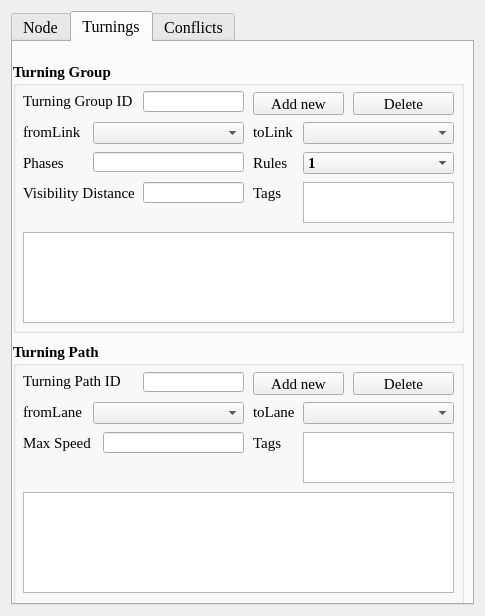
Qt form ui_multinode.ui (chaitanyamalaviya/Trafficera) before a commit.
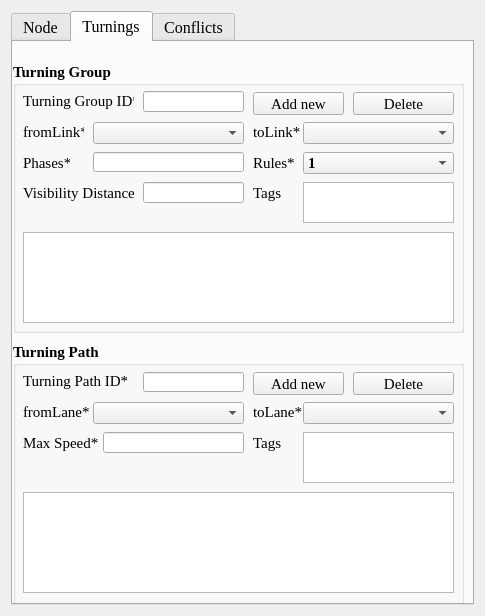
The same form after that commit. The open tabs and pages were chosen to show the change.

The edit to the form file:
```diff
--- a/ui_multinode.ui
+++ b/ui_multinode.ui
@@ -349,7 +349,7 @@
          </font>
         </property>
         <property name="text">
-         <string>Turning Group ID</string>
+         <string>Turning Group ID*</string>
         </property>
         <property name="buddy">
          <cstring>turningGroupID</cstring>
@@ -381,7 +381,7 @@
          </font>
         </property>
         <property name="text">
-         <string>fromLink</string>
+         <string>fromLink*</string>
         </property>
         <property name="buddy">
          <cstring>fromLink</cstring>
@@ -413,7 +413,7 @@
          </font>
         </property>
         <property name="text">
-         <string>toLink</string>
+         <string>toLink*</string>
         </property>
         <property name="buddy">
          <cstring>toLink</cstring>
@@ -445,7 +445,7 @@
          </font>
         </property>
         <property name="text">
-         <string>Phases</string>
+         <string>Phases*</string>
         </property>
         <property name="buddy">
          <cstring>Phases</cstring>
@@ -502,7 +502,7 @@
          </font>
         </property>
         <property name="text">
-         <string>Rules</string>
+         <string>Rules*</string>
         </property>
         <property name="buddy">
          <cstring>Rules</cstring>
@@ -669,7 +669,7 @@
          </font>
         </property>
         <property name="text">
-         <string>Turning Path ID</string>
+         <string>Turning Path ID*</string>
         </property>
         <property name="buddy">
          <cstring>TurningPath</cstring>
@@ -690,7 +690,7 @@
          <rect>
           <x>10</x>
           <y>60</y>
-          <width>61</width>
+          <width>71</width>
           <height>20</height>
          </rect>
         </property>
@@ -701,7 +701,7 @@
          </font>
         </property>
         <property name="text">
-         <string>fromLane</string>
+         <string>fromLane*</string>
         </property>
         <property name="buddy">
          <cstring>fromLane</cstring>
@@ -733,7 +733,7 @@
          </font>
         </property>
         <property name="text">
-         <string>toLane</string>
+         <string>toLane*</string>
         </property>
         <property name="buddy">
          <cstring>toLane</cstring>
@@ -784,7 +784,7 @@
          </font>
         </property>
         <property name="text">
-         <string>Max Speed</string>
+         <string>Max Speed*</string>
         </property>
        </widget>
        <widget class="QTextEdit" name="tags_turningpath">
```
Left out of the diff: 6 changed lines with no effect on the pictures.
